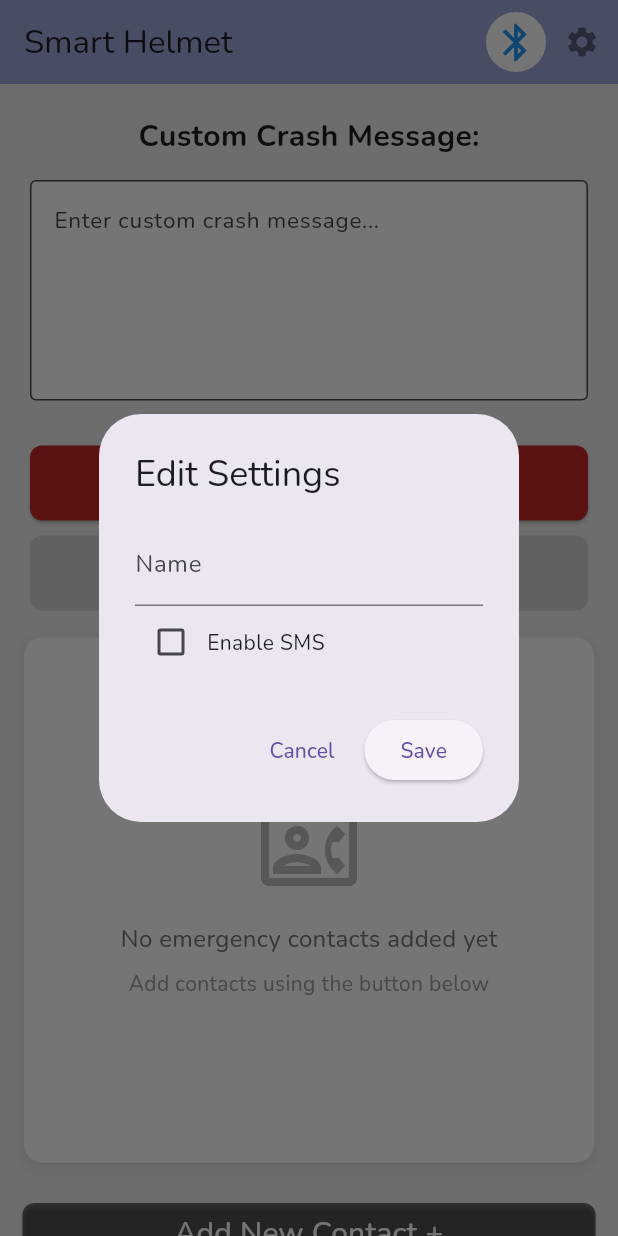
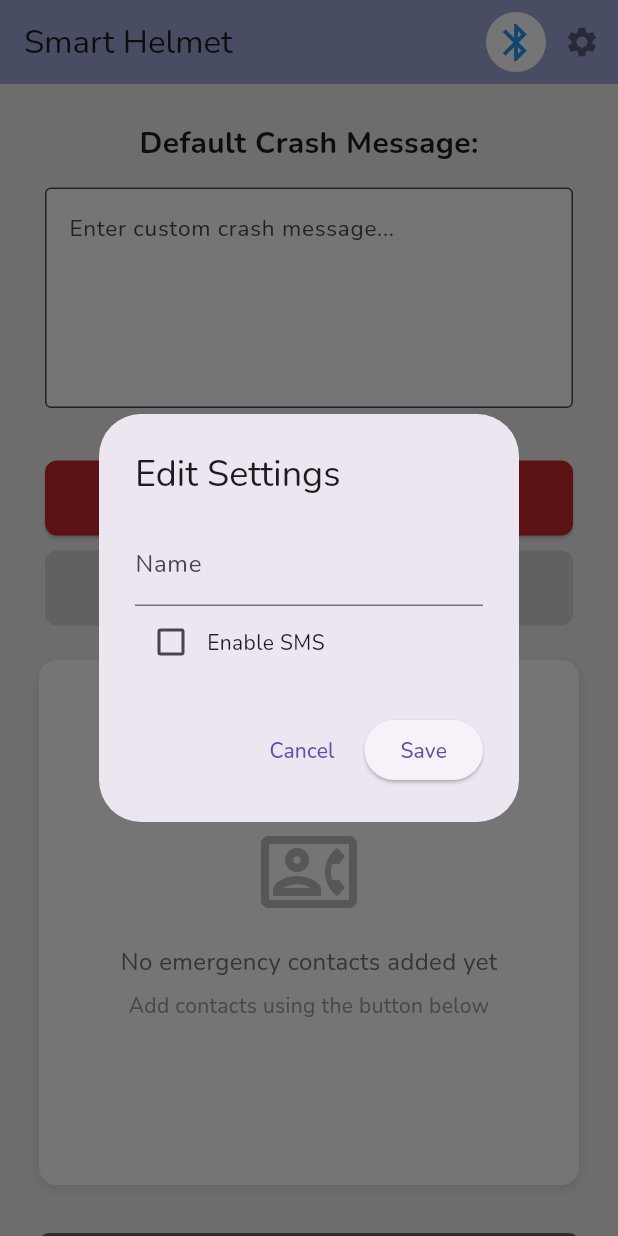
Before and after one commit to IsabellaTerick/smart_helmet, a Flutter app: the screen it shows after launch, on a phone screen of 412 x 824 dp. Run offline on Flutter 3.47's test engine with Material 3 defaults, Android fonts, the phone set to English and light mode, and no system bars; our stand-ins replace cloud_firestore, firebase_core, flutter_blue_plus, geolocator, permission_handler, shared_preferences; missing offline and left inert: twilio_flutter; accounts and stored records are empty.

Commit message:
Updated the structure of main and added notification for connecting to BLE

```diff
--- a/lib/bluetooth/bluetooth_service.dart
+++ b/lib/bluetooth/bluetooth_service.dart
@@ -68,6 +68,12 @@ class BluetoothService {
 
     print("Start scanning...");
     fb.FlutterBluePlus.startScan(timeout: const Duration(seconds: 10));
+    final notificationManager = Provider.of<NotificationManager>(context, listen: false);
+    notificationManager.showNotification(
+      message: "Connecting...",
+      backgroundColor: Colors.blue,
+      icon: Icons.bluetooth_connected,
+    );
 
     bool deviceFound = false;
 
@@ -124,7 +130,7 @@ class BluetoothService {
         final notificationManager = Provider.of<NotificationManager>(context, listen: false);
         notificationManager.showNotification(
           message: "Smart Helmet not found",
-          backgroundColor: Colors.orange,
+          backgroundColor: Colors.orange.shade600,
           icon: Icons.bluetooth_searching,
         );
         fb.FlutterBluePlus.stopScan();
--- a/lib/crash/crash_msg.dart
+++ b/lib/crash/crash_msg.dart
@@ -83,7 +83,7 @@ class CrashMsgState extends State<CrashMsg> {
                 Padding(
                   padding: EdgeInsets.only(bottom: 15.0),
                   child: Text(
-                      'Custom Crash Message:',
+                      'Default Crash Message:',
                       style: TextStyle(fontFamily: 'Nunito', fontSize: 20, fontWeight: FontWeight.bold)
                   ),
                 ),
--- a/lib/main.dart
+++ b/lib/main.dart
@@ -11,10 +11,10 @@ import './contacts/emergency_contact_tbl.dart';
 import './contacts/add_contact_btn.dart';
 import './other/bt_msg_display.dart';
 import './crash/mode_synchronizer.dart';
-import './notifications/notification_manager.dart'; // Import NotificationManager
-import './notifications/notification_banner.dart'; // Import NotificationBanner
-import './settings/edit_settings_popup.dart'; // Import editUserSettings
-import './services/firebase_service.dart'; // Import FirebaseService
+import './notifications/notification_manager.dart';
+import './notifications/notification_banner.dart';
+import './settings/edit_settings_popup.dart';
+import './services/firebase_service.dart';
 import 'firebase_options.dart';
 
 void main() async {
@@ -88,13 +88,11 @@ class MyHomePageState extends State<MyHomePage> {
     _modeSynchronizer = ModeSynchronizer(_bluetoothService);
 
     WidgetsBinding.instance.addPostFrameCallback((_) async {
-      _bluetoothService.scanAndConnect(context); // Pass context for notifications
+      _bluetoothService.scanAndConnect(context);
 
-      // Check if the user has a name saved in Firestore
       String? userName = await _firebaseService.getUserName();
       print("Username: ${userName}");
       if (userName == null || userName.isEmpty) {
-        // Open the settings popup if no name is saved
         editUserSettings(context);
       }
     });
@@ -118,23 +116,46 @@ class MyHomePageState extends State<MyHomePage> {
             return const Center(child: CircularProgressIndicator());
           }
           final String deviceId = snapshot.data!;
-          return Center(
+
+          // Use SafeArea and LayoutBuilder to ensure content works across device sizes
+          return SafeArea(
+            child: LayoutBuilder(
+              builder: (context, constraints) {
+                return SingleChildScrollView(
+                  physics: const AlwaysScrollableScrollPhysics(),
+                  child: ConstrainedBox(
+                    constraints: BoxConstraints(
+                      minHeight: constraints.maxHeight,
+                    ),
+                    child: Padding(
+                      padding: const EdgeInsets.symmetric(horizontal: 10.0),
                       child: Column(
-              mainAxisAlignment: MainAxisAlignment.center,
+                        crossAxisAlignment: CrossAxisAlignment.stretch,
                         children: <Widget>[
+                          const SizedBox(height: 5),
+                          // Crash message section
                           CrashMsg(deviceId: deviceId),
+                          const SizedBox(height: 5),
+
+                          // Crash/Safe buttons
                           CrashSafeBtns(modeSynchronizer: _modeSynchronizer),
-                Expanded(
-                  child: SingleChildScrollView(
-                    child: Column(
-                      children: [
+                          const SizedBox(height: 5),
+
+                          // Emergency contacts table - no longer in a scrollable container
                           EmergencyContactTbl(modeSynchronizer: _modeSynchronizer),
+                          const SizedBox(height: 5),
+
+                          // Add contact button
                           AddContactBtn(modeSynchronizer: _modeSynchronizer),
+
+                          // Add padding at the bottom for better scrolling experience
+                          const SizedBox(height: 24),
                         ],
                       ),
                     ),
                   ),
-              ],
+                );
+              },
             ),
           );
         },
```
Also changed, not shown: 4 other files. Lines whose indentation alone changed are shown as unchanged.
